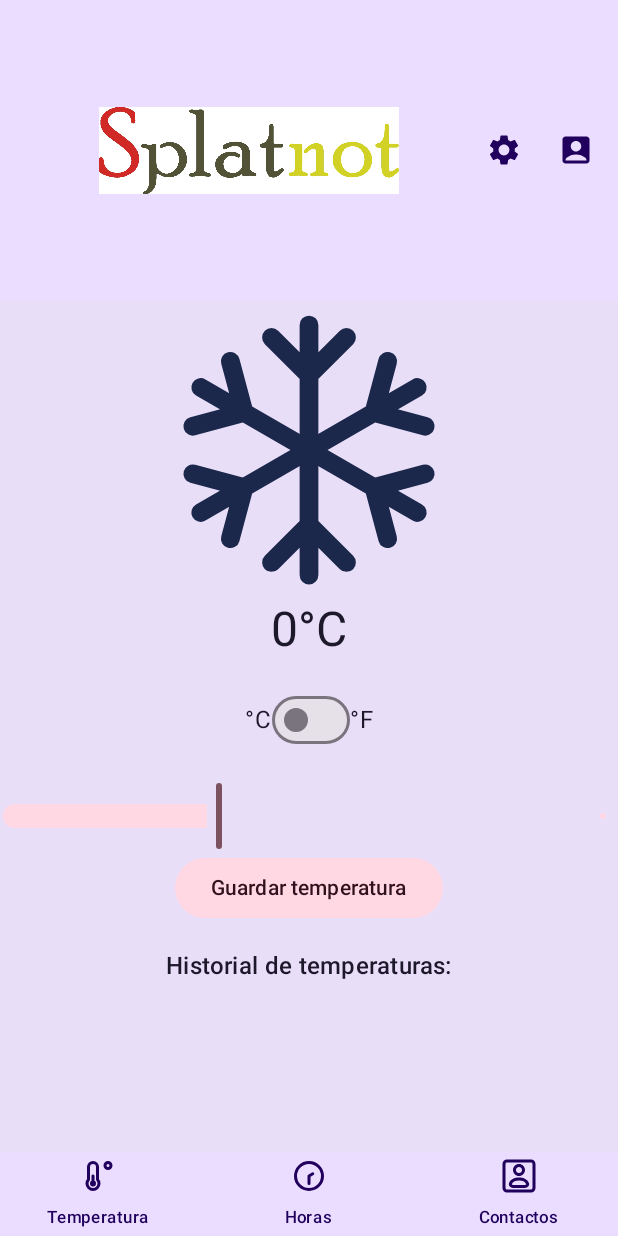
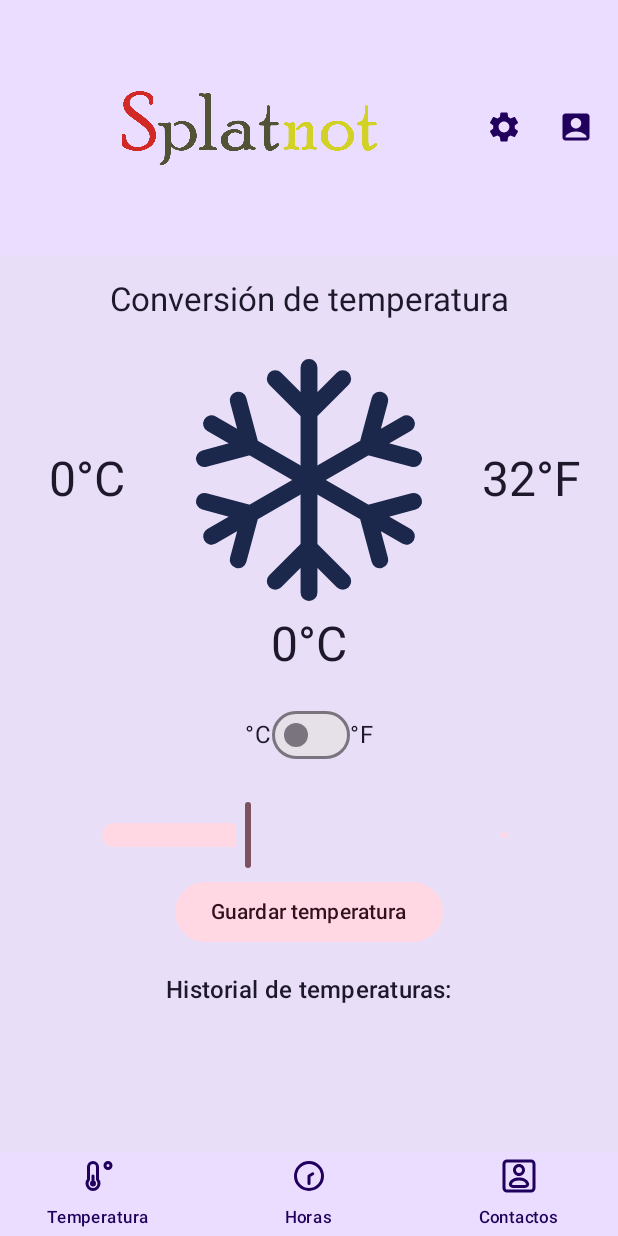
Before and after one commit to bryan-paucar/ProyectoInterfaces, an Android app built with Jetpack Compose: the @Preview function Preview, on a phone screen of 412 x 824 dp. Run offline under Robolectric (Android 15) with nearby library versions, the phone set to English and light mode, and no system bars.

Commit message:
Agregadas temperaturas

```diff
--- a/app/src/main/java/com/example/proyectointerfaces/MainActivity.kt
+++ b/app/src/main/java/com/example/proyectointerfaces/MainActivity.kt
@@ -49,6 +49,7 @@ import androidx.compose.runtime.setValue
 import androidx.compose.ui.Alignment
 import androidx.compose.ui.Modifier
 import androidx.compose.ui.res.painterResource
+import androidx.compose.ui.text.style.TextAlign
 import androidx.compose.ui.tooling.preview.Preview
 import androidx.compose.ui.unit.dp
 import androidx.lifecycle.viewmodel.compose.viewModel
@@ -151,9 +152,9 @@ fun AppTopBar() {
                 modifier = Modifier.fillMaxWidth()
             ) {
                 Image(
-                    painter = painterResource(id = R.drawable.logo),
+                    painter = painterResource(id = R.drawable.logo2),
                     contentDescription = "Logo",
-                    modifier = Modifier.size(200.dp) // Tamaño ajustado para no desbalancear la barra
+                    modifier = Modifier.size(170.dp) // Tamaño ajustado para no desbalancear la barra
                 )
             }
         },
@@ -322,6 +323,14 @@ fun TemperaturaScreen(padding: PaddingValues, viewModel: TemperaturaViewModel) {
             .background(MaterialTheme.colorScheme.secondaryContainer), // Fondo con color secundario
         horizontalAlignment = Alignment.CenterHorizontally
     ) {
+        // Título
+        Text(
+            text = "Conversión de temperatura",
+            style = MaterialTheme.typography.titleLarge,
+            color = MaterialTheme.colorScheme.onSecondaryContainer,
+            modifier = Modifier.padding(vertical = 16.dp)
+        )
+
         val temperaturaActual = if (viewModel.mostrarEnCelsius.value) {
             viewModel.temperatura.value
         } else {
@@ -337,12 +346,35 @@ fun TemperaturaScreen(padding: PaddingValues, viewModel: TemperaturaViewModel) {
             else -> R.drawable.calor
         }
 
-        Image(
-            painter = painterResource(id = imagenRes),
-            contentDescription = "Imagen temperatura",
-            modifier = Modifier
-                .size(200.dp) // Ajuste de tamaño para mejorar espacio
-        )
+        Row(
+            verticalAlignment = Alignment.CenterVertically,
+            modifier = Modifier.fillMaxWidth()
+        ) {
+            // Temperatura en °C a la izquierda
+            Text(
+                text = "${viewModel.temperatura.value.toInt()}°C",
+                style = MaterialTheme.typography.headlineLarge,
+                color = MaterialTheme.colorScheme.onSecondaryContainer,
+                modifier = Modifier.weight(1f),
+                textAlign = TextAlign.Center
+            )
+
+            // Imagen de temperatura
+            Image(
+                painter = painterResource(id = imagenRes),
+                contentDescription = "Imagen temperatura",
+                modifier = Modifier.size(180.dp) // Ajuste de tamaño para mejorar espacio
+            )
+
+            // Temperatura en °F a la derecha
+            Text(
+                text = "${((viewModel.temperatura.value * 9 / 5) + 32).toInt()}°F",
+                style = MaterialTheme.typography.headlineLarge,
+                color = MaterialTheme.colorScheme.onSecondaryContainer,
+                modifier = Modifier.weight(1f),
+                textAlign = TextAlign.Center
+            )
+        }
 
         // Texto con la temperatura actual
         Text(
@@ -376,6 +408,9 @@ fun TemperaturaScreen(padding: PaddingValues, viewModel: TemperaturaViewModel) {
                 viewModel.temperatura.value = nuevaTemperatura
             },
             valueRange = -30f..55f,
+            modifier = Modifier
+                .width(280.dp)  // Ajusta el ancho del Slider (más pequeño)
+                .height(54.dp), // Reduce la altura del Slider
             colors = androidx.compose.material3.SliderDefaults.colors(
                 thumbColor = MaterialTheme.colorScheme.tertiary,
                 activeTrackColor = MaterialTheme.colorScheme.tertiaryContainer
@@ -418,6 +453,7 @@ fun TemperaturaScreen(padding: PaddingValues, viewModel: TemperaturaViewModel) {
     }
 }
 
+
 /**
  * Composable que representa la pantalla de visualización de horas en diferentes ciudades.
  *
@@ -449,6 +485,13 @@ fun HorasScreen(padding: PaddingValues, viewModel: HorasViewModel = viewModel())
             .background(MaterialTheme.colorScheme.surfaceContainer), // Fondo con color neutro
         horizontalAlignment = Alignment.CenterHorizontally
     ) {
+        // Título
+        Text(
+            text = "Horas en distintas locaciones",
+            style = MaterialTheme.typography.titleLarge,
+            color = MaterialTheme.colorScheme.secondary,
+            modifier = Modifier.padding(vertical = 16.dp)
+        )
         // Selector de ciudades en horizontal (LazyRow)
         LazyRow(
             modifier = Modifier
@@ -614,39 +657,51 @@ fun ContactosScreen(padding: PaddingValues, viewModel: ContactosViewModel = view
             .background(MaterialTheme.colorScheme.surfaceContainer), // Fondo neutro
         horizontalAlignment = Alignment.CenterHorizontally
     ) {
+        // Título
+        Text(
+            text = "Teléfonos de ayuda y contactos",
+            style = MaterialTheme.typography.titleLarge,
+            color = MaterialTheme.colorScheme.secondary,
+            modifier = Modifier.padding(vertical = 24.dp)
+        )
+
+        Spacer(modifier = Modifier.height(16.dp))
+
         // Selector de ciudad y servicio (DropDownMenus)
         Row(
-            modifier = Modifier.fillMaxWidth(),
+            modifier = Modifier
+                .fillMaxWidth()
+                .padding(horizontal = 16.dp),
             horizontalArrangement = Arrangement.SpaceEvenly
         ) {
             CiudadSelector(viewModel)
             ServicioSelector(viewModel)
         }
 
-        Spacer(modifier = Modifier.height(16.dp))
+        Spacer(modifier = Modifier.height(24.dp))
 
         // Mapa con teléfono sobreimpreso
         Box(
             modifier = Modifier
                 .fillMaxWidth()
-                .background(MaterialTheme.colorScheme.tertiaryContainer), // Fondo del mapa resaltado
+                .padding(horizontal = 16.dp),
             contentAlignment = Alignment.Center
         ) {
             Image(
                 painter = painterResource(id = viewModel.obtenerMapa()),
                 contentDescription = "Mapa de ${viewModel.ciudadSeleccionada.value}",
                 modifier = Modifier
-                    .size(200.dp)
+                    .size(320.dp)
                     .padding(8.dp)
             )
             Text(
                 text = viewModel.obtenerTelefono(),
-                style = MaterialTheme.typography.headlineSmall, // Tamaño adecuado para el teléfono
-                color = MaterialTheme.colorScheme.onTertiaryContainer
+                style = MaterialTheme.typography.headlineLarge, // Tamaño adecuado para el teléfono
+                color = MaterialTheme.colorScheme.primary
             )
         }
 
-        Spacer(modifier = Modifier.height(8.dp))
+        Spacer(modifier = Modifier.height(16.dp))
 
         // Nombre de la ciudad debajo del mapa
         Text(
@@ -655,17 +710,19 @@ fun ContactosScreen(padding: PaddingValues, viewModel: ContactosViewModel = view
             color = MaterialTheme.colorScheme.onSurface
         )
 
-        Spacer(modifier = Modifier.height(16.dp))
+        Spacer(modifier = Modifier.height(24.dp))
 
         // Mostrar información del contacto solo si el servicio es "Oficina"
         if (viewModel.servicioSeleccionado.value == "Oficina") {
             val contacto = viewModel.obtenerContacto()
             contacto?.let {
+                Spacer(modifier = Modifier.height(16.dp))
                 ContactoDetalles(it)
             }
         }
     }
 }
+
 
 /**
  * Composable que permite seleccionar una ciudad a través de un `DropdownMenu`.
```
Also changed, not shown: app/src/main/res/drawable/logo2.png (added).
